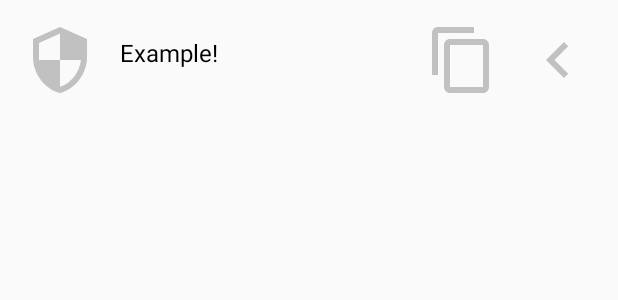
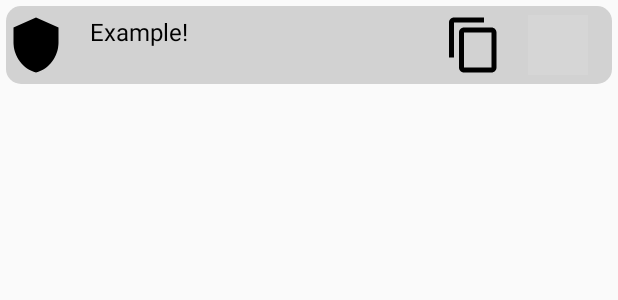
Before and after one commit to PaulMak-del/PasswordManager, an Android app: the layout item.xml on its own in the app's theme, with its tools: preview values and no code run, on a phone screen of 412 x 824 dp. Shown: the top 300 px of the screen. Run offline under Robolectric (Android 15) with nearby library versions, the phone set to English and light mode, and no system bars; grey boxes are pictures that could not be loaded.

Commit message:
Add view for list element

```diff
--- a/PasswordManager2/app/build.gradle
+++ b/PasswordManager2/app/build.gradle
@@ -52,4 +52,5 @@ dependencies {
     implementation 'androidx.recyclerview:recyclerview:1.2.1'
     implementation 'com.github.javafaker:javafaker:1.0.2' //For generation random values
     implementation 'com.github.bumptech.glide:glide:4.12.0' //For image downloading
+    implementation "androidx.cardview:cardview:1.0.0"
 }
--- a/PasswordManager2/app/src/main/AndroidManifest.xml
+++ b/PasswordManager2/app/src/main/AndroidManifest.xml
@@ -15,6 +15,7 @@
         android:name=".App">
         <activity
             android:name=".MainActivity"
+            android:screenOrientation="portrait"
             android:exported="true">
             <intent-filter>
                 <action android:name="android.intent.action.MAIN" />
@@ -27,6 +28,7 @@
 
         <activity
             android:name=".SplashActivity"
+            android:screenOrientation="portrait"
             android:theme="@style/SplashTheme"
             android:exported="true">
             <intent-filter>
--- a/PasswordManager2/app/src/main/java/com/example/passwordmanager/MyAdapter.kt
+++ b/PasswordManager2/app/src/main/java/com/example/passwordmanager/MyAdapter.kt
@@ -34,7 +34,8 @@ class MyAdapter(private var passwords: List<Password>) :
         Log.d("ddd", "MyAdapter.onBindViewHolder")
         val password = passwords[position]
         with(holder.binding) {
-            passwordNameTextView.text = password.name
+            //passwordNameTextView.text = password.name
+            el.passwordNameTextView.text = password.name
         }
     }
 
--- a/PasswordManager2/app/src/main/res/drawable/baseline_security_24.xml
+++ /dev/null
@@ -1,5 +0,0 @@
-<vector android:height="48dp" android:tint="#C1C1C1"
-    android:viewportHeight="24" android:viewportWidth="24"
-    android:width="48dp" xmlns:android="http://schemas.android.com/apk/res/android">
-    <path android:fillColor="@android:color/white" android:pathData="M12,1L3,5v6c0,5.55 3.84,10.74 9,12 5.16,-1.26 9,-6.45 9,-12L21,5l-9,-4zM12,11.99h7c-0.53,4.12 -3.28,7.79 -7,8.94L12,12L5,12L5,6.3l7,-3.11v8.8z"/>
-</vector>
--- a/PasswordManager2/app/src/main/res/drawable/ic_baseline_content_copy_24.xml
+++ b/PasswordManager2/app/src/main/res/drawable/ic_baseline_content_copy_24.xml
@@ -1,4 +1,4 @@
-<vector android:height="24dp" android:tint="#C1C1C1"
+<vector android:height="24dp" android:tint="#000000"
     android:viewportHeight="24" android:viewportWidth="24"
     android:width="24dp" xmlns:android="http://schemas.android.com/apk/res/android">
     <path android:fillColor="@android:color/white" android:pathData="M16,1L4,1c-1.1,0 -2,0.9 -2,2v14h2L4,3h12L16,1zM19,5L8,5c-1.1,0 -2,0.9 -2,2v14c0,1.1 0.9,2 2,2h11c1.1,0 2,-0.9 2,-2L21,7c0,-1.1 -0.9,-2 -2,-2zM19,21L8,21L8,7h11v14z"/>
--- a/PasswordManager2/app/src/main/res/drawable/ic_baseline_chevron_left_24.xml
+++ b/PasswordManager2/app/src/main/res/drawable/ic_baseline_shield_24.xml
@@ -1,5 +1,5 @@
-<vector android:height="24dp" android:tint="#C1C1C1"
+<vector android:height="24dp" android:tint="#000000"
     android:viewportHeight="24" android:viewportWidth="24"
     android:width="24dp" xmlns:android="http://schemas.android.com/apk/res/android">
-    <path android:fillColor="@android:color/white" android:pathData="M15.41,7.41L14,6l-6,6 6,6 1.41,-1.41L10.83,12z"/>
+    <path android:fillColor="@android:color/white" android:pathData="M12,1L3,5v6c0,5.55 3.84,10.74 9,12 5.16,-1.26 9,-6.45 9,-12V5l-9,-4z"/>
 </vector>
--- /dev/null
+++ b/PasswordManager2/app/src/main/res/drawable/rounded_corner.xml
@@ -0,0 +1,12 @@
+<shape xmlns:android="http://schemas.android.com/apk/res/android"
+    android:shape="rectangle" >
+
+    <corners
+        android:bottomLeftRadius="10dp"
+        android:bottomRightRadius="10dp"
+        android:topLeftRadius="10dp"
+        android:topRightRadius="10dp" />
+
+    <solid android:color="@color/grey" />
+
+</shape>
--- a/PasswordManager2/app/src/main/res/layout/item.xml
+++ b/PasswordManager2/app/src/main/res/layout/item.xml
@@ -6,66 +6,29 @@
         android:id="@+id/linearLayout"
         android:layout_width="match_parent"
         android:layout_height="wrap_content"
-        android:orientation="horizontal">
+        android:orientation="horizontal" >
 
-
-        <ImageView
-            android:id="@+id/logoMini"
-            android:layout_width="48dp"
-            android:layout_height="48dp"
-            android:layout_marginStart="16dp"
-            android:layout_marginTop="16dp"
-            app:layout_constraintStart_toStartOf="parent"
-            app:layout_constraintTop_toTopOf="parent"
-            tools:src="@drawable/baseline_security_24" />
-
-        <TextView
-            android:id="@+id/passwordNameTextView"
-            android:layout_width="0dp"
-            android:layout_height="48dp"
-            android:layout_marginStart="16dp"
-            android:layout_marginTop="16dp"
-            android:lines="1"
-            android:text="@string/password_name_view"
-            android:textColor="@color/black"
-            android:textSize="16sp"
-            android:ellipsize="end"
-            app:layout_constraintBottom_toBottomOf="@+id/logoMini"
-            app:layout_constraintEnd_toStartOf="@+id/copyImage"
-            app:layout_constraintStart_toEndOf="@+id/logoMini"
-            app:layout_constraintTop_toTopOf="@+id/logoMini" />
-
-        <ImageView
-            android:id="@+id/copyImage"
-            android:layout_width="48dp"
-            android:layout_height="48dp"
-            android:layout_marginEnd="16dp"
-            app:layout_constraintBottom_toBottomOf="@+id/leftImage"
-            app:layout_constraintEnd_toStartOf="@+id/leftImage"
-            app:layout_constraintTop_toTopOf="@+id/leftImage"
-            app:srcCompat="@drawable/ic_launcher_foreground"
-            tools:srcCompat="@drawable/ic_baseline_content_copy_24" />
-
-        <ImageView
-            android:id="@+id/leftImage"
-            android:layout_width="48dp"
-            android:layout_height="48dp"
-            android:layout_marginTop="16dp"
-            android:layout_marginEnd="16dp"
-            app:layout_constraintEnd_toEndOf="parent"
-            app:layout_constraintTop_toTopOf="parent"
-            app:srcCompat="@drawable/ic_launcher_foreground"
-            tools:srcCompat="@drawable/ic_baseline_chevron_left_24" />
+    <include
+        android:id="@+id/el"
+        layout="@layout/list_element"
+        android:layout_width="0dp"
+        android:layout_height="wrap_content"
+        android:layout_marginTop="4dp"
+        android:layout_marginStart="4dp"
+        android:layout_marginEnd="4dp"
+        app:layout_constraintEnd_toEndOf="parent"
+        app:layout_constraintStart_toStartOf="parent"
+        app:layout_constraintTop_toTopOf="parent" />
 
         <androidx.constraintlayout.widget.Barrier
             android:id="@+id/barrier"
             android:layout_width="wrap_content"
             android:layout_height="wrap_content"
-            app:constraint_referenced_ids="logoMini, passwordNameTextView"
+            app:constraint_referenced_ids="el"
             app:barrierDirection="bottom"/>
 
         <Space
-            android:layout_height="6dp"
+            android:layout_height="8dp"
             android:layout_width="wrap_content"
             app:layout_constraintTop_toBottomOf="@+id/barrier" />
 
--- /dev/null
+++ b/PasswordManager2/app/src/main/res/layout/list_element.xml
@@ -0,0 +1,69 @@
+<?xml version="1.0" encoding="utf-8"?>
+<androidx.constraintlayout.widget.ConstraintLayout
+    xmlns:android="http://schemas.android.com/apk/res/android"
+    xmlns:app="http://schemas.android.com/apk/res-auto"
+    xmlns:tools="http://schemas.android.com/tools"
+    android:id="@+id/linearLayout"
+    android:layout_width="match_parent"
+    android:layout_height="wrap_content"
+    android:orientation="horizontal"
+    android:background="@drawable/rounded_corner"
+    >
+        <ImageView
+            android:id="@+id/shieldImage"
+            android:layout_width="40dp"
+            android:layout_height="40dp"
+            app:layout_constraintStart_toStartOf="parent"
+            app:layout_constraintEnd_toStartOf="@id/passwordNameTextView"
+            app:layout_constraintTop_toTopOf="@id/leftImage"
+            android:src="@drawable/ic_baseline_shield_24"
+        />
+
+        <TextView
+            android:id="@+id/passwordNameTextView"
+            android:layout_width="0dp"
+            android:layout_height="40dp"
+            android:layout_marginStart="16dp"
+            android:ellipsize="end"
+            android:lines="1"
+            android:text="@string/password_name_view"
+            android:textColor="@color/black"
+            android:textSize="16sp"
+            app:layout_constraintEnd_toStartOf="@+id/copyImage"
+            app:layout_constraintStart_toEndOf="@id/shieldImage"
+            app:layout_constraintTop_toTopOf="@+id/leftImage" />
+
+        <ImageView
+            android:id="@+id/copyImage"
+            android:layout_width="40dp"
+            android:layout_height="40dp"
+            android:layout_marginEnd="16dp"
+            app:layout_constraintBottom_toBottomOf="@+id/leftImage"
+            app:layout_constraintEnd_toStartOf="@+id/leftImage"
+            app:layout_constraintTop_toTopOf="@+id/leftImage"
+            app:srcCompat="@drawable/ic_baseline_content_copy_24"
+            tools:srcCompat="@drawable/ic_baseline_content_copy_24" />
+
+        <ImageView
+            android:id="@+id/leftImage"
+            android:layout_width="40dp"
+            android:layout_height="40dp"
+            android:layout_marginTop="6dp"
+            android:layout_marginEnd="16dp"
+            app:layout_constraintEnd_toEndOf="parent"
+            app:layout_constraintTop_toTopOf="parent"
+            app:srcCompat="@drawable/ic_baseline_chevron_left_24" />
+
+        <androidx.constraintlayout.widget.Barrier
+            android:id="@+id/barrier"
+            android:layout_width="wrap_content"
+            android:layout_height="wrap_content"
+            app:constraint_referenced_ids="passwordNameTextView, copyImage"
+            app:barrierDirection="bottom"/>
+
+        <Space
+            android:layout_height="6dp"
+            android:layout_width="wrap_content"
+            app:layout_constraintTop_toBottomOf="@+id/barrier" />
+
+</androidx.constraintlayout.widget.ConstraintLayout>
--- a/PasswordManager2/app/src/main/res/values/colors.xml
+++ b/PasswordManager2/app/src/main/res/values/colors.xml
@@ -7,4 +7,7 @@
     <color name="teal_700">#FF018786</color>
     <color name="black">#FF000000</color>
     <color name="white">#FFFFFFFF</color>
+    <color name="light_grey">#FFe9e9e9</color>
+    <color name="grey">#FFd2d2d2</color>
+    <color name="dark_grey">#FFb2b2b2</color>
 </resources>
```
